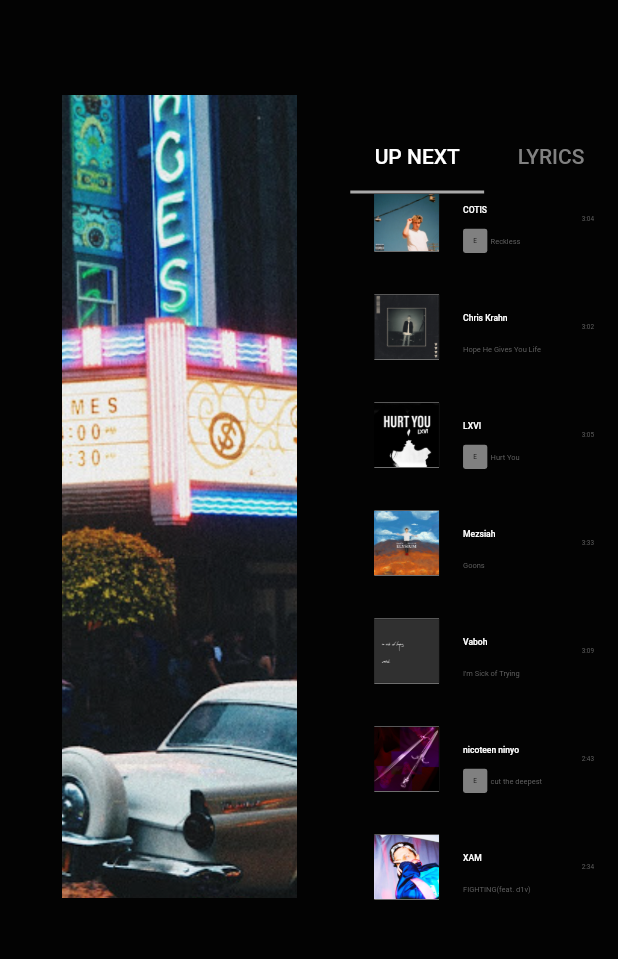
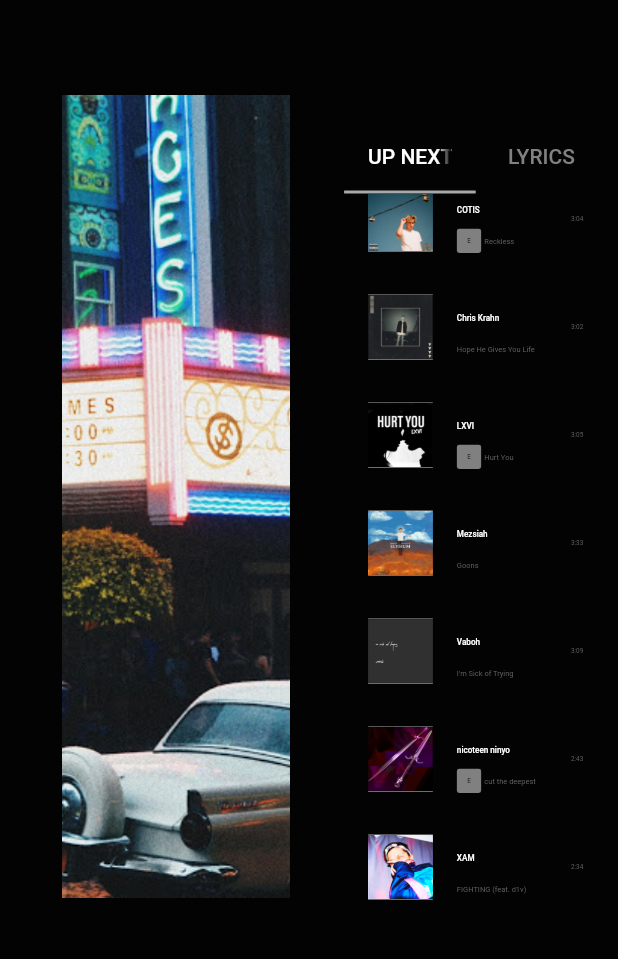
Before and after one commit to Crazelu/youtube_music_clone, a Flutter app: the screen it shows after launch, scrolled down 235 dp, on a phone screen of 412 x 824 dp, the part 97-1056 px from its top. Run offline on Flutter 3.47's test engine with Material 2 defaults, Android fonts, the phone set to English and light mode, and no system bars; our stand-ins replace flutter_screenutil, gap, get_it.

Commit message:
I promise I just tweaked a few things

```diff
--- a/lib/models/song.dart
+++ b/lib/models/song.dart
@@ -41,7 +41,7 @@ class Song {
       artist: 'Munn & Jude.',
       duration: '2:40',
       image: 'munn',
-      title: 'Me & My Friends(feat. Fortune)',
+      title: 'Me & My Friends (feat. Fortune)',
       year: 2020,
     ),
     Song(
@@ -93,7 +93,7 @@ class Song {
       artist: 'XAM',
       duration: '2:34',
       image: 'xam',
-      title: 'FIGHTING(feat. d1v)',
+      title: 'FIGHTING (feat. d1v)',
       year: 2018,
     ),
   ];
--- a/lib/presentation/shared/playlist_tab.dart
+++ b/lib/presentation/shared/playlist_tab.dart
@@ -2,7 +2,7 @@ import 'package:flutter/material.dart';
 import 'package:flutter_screenutil/flutter_screenutil.dart';
 import 'package:gap/gap.dart';
 import 'package:youtube_music_clone/models/song.dart';
-
+import 'package:youtube_music_clone/utils/utils.dart';
 import 'song_card.dart';
 
 class PlayListTab extends StatelessWidget {
@@ -40,9 +40,7 @@ class PlayListTab extends StatelessWidget {
                             var song = Song.songs[index];
                             return SongCard(
                               song: song,
-                              onTap: (song) {
-                                onSongSelected(song);
-                              },
+                              onTap: onSongSelected,
                             );
                           })),
                   Container(),
--- a/lib/presentation/shared/song_card.dart
+++ b/lib/presentation/shared/song_card.dart
@@ -25,7 +25,7 @@ class SongCard extends StatelessWidget {
       title: Text(
         song.artist,
         style: TextStyle(
-          fontSize: 40.sp,
+          fontSize: 38.sp,
           fontWeight: FontWeight.w500,
           color: Theme.of(context).primaryColorLight,
         ),
--- a/lib/presentation/views/song_playing_view.dart
+++ b/lib/presentation/views/song_playing_view.dart
@@ -36,12 +36,14 @@ class _SongPlayingViewState extends State<SongPlayingView> {
                   Gap(context.screenWidth(.1)),
                   //song cover art
                   Container(
-                    width: context.screenWidth(.38),
+                    width: context.screenWidth(.37),
                     height: context.screenHeight(.65),
                     decoration: BoxDecoration(
                       image: DecorationImage(
                         fit: BoxFit.cover,
-                            image: AssetImage(currentSong.image.png))),
+                        image: AssetImage(currentSong.image.png),
+                      ),
+                    ),
                   ),
                   Gap(250.w),
                   Expanded(
@@ -58,7 +60,9 @@ class _SongPlayingViewState extends State<SongPlayingView> {
                         currentSong = song;
                         setState(() {});
                       },
-                  )),
+                    ),
+                  ),
+                  Gap(50.w),
                 ],
               ),
             ),
```
Lines whose indentation alone changed are shown as unchanged.
